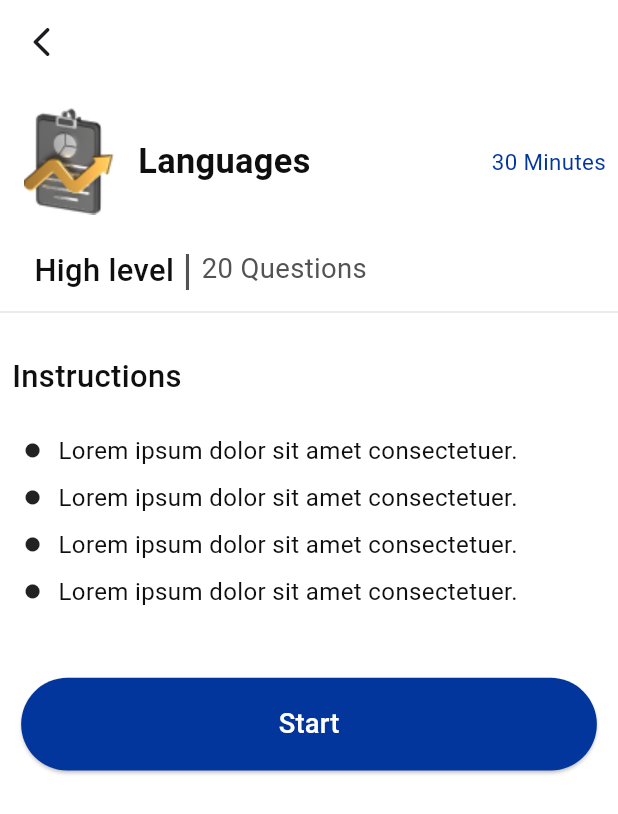
After one commit to OmarHamed0/online_app, a Flutter app: the StartExamScreen screen opened by its route, on a phone screen of 412 x 824 dp. The commit adds this screen. Shown: the top 814 px of the screen. Run offline on Flutter 3.47's test engine with Material 3 defaults, Android fonts, the phone set to English and light mode, and no system bars; our stand-ins replace bloc, dio, flutter_bloc, flutter_screenutil, fluttertoast, get_it and 2 more; generated files the repository leaves out were written again; network calls fail.

Commit message:
StartExam UI:)

```diff
--- a/lib/config/routes/app_routes.dart
+++ b/lib/config/routes/app_routes.dart
@@ -5,33 +5,36 @@ import 'package:online_exam_app/presentation/auth/login/view/login_screen.dart';
 import 'package:online_exam_app/presentation/auth/signup/screen/signup_screen.dart';
 import 'package:online_exam_app/presentation/main_home/main_home_screen/main_home_screen.dart';
 import 'package:online_exam_app/presentation/tabs/explore/explore_screen/explore_screen.dart';
-
+import 'package:online_exam_app/presentation/tabs/explore/explore_screen/start_exam_screen.dart';
 import '../../presentation/tabs/explore/explore_screen/specific_subject_screen.dart';
 
-
-class AppRoutes{
-  static Route<dynamic> onGenerateRoute(RouteSettings settings){
-    switch(settings.name){
+class AppRoutes {
+  static Route<dynamic> onGenerateRoute(RouteSettings settings) {
+    switch (settings.name) {
       case PageRouteName.specificSubjectScreen:
-        return _handleMaterialPageRoute(widget:  SpecificSubjectScreen());
+        return _handleMaterialPageRoute(widget: SpecificSubjectScreen());
+      case PageRouteName.startExamScreen:
+        return _handleMaterialPageRoute(widget: StartExamScreen());
       case PageRouteName.exploreScreen:
-        return _handleMaterialPageRoute(widget:  ExploreScreen());
+        return _handleMaterialPageRoute(widget: ExploreScreen());
       case PageRouteName.login:
-        return _handleMaterialPageRoute(widget:const  LoginView());
+        return _handleMaterialPageRoute(widget: const LoginView());
       case PageRouteName.mainHome:
-        return _handleMaterialPageRoute(widget:MainHomeScreen());
+        return _handleMaterialPageRoute(widget: MainHomeScreen());
       case PageRouteName.register:
-        return _handleMaterialPageRoute(widget:  SignupScreen());
+        return _handleMaterialPageRoute(widget: SignupScreen());
       case PageRouteName.forgetPassword:
-        return _handleMaterialPageRoute(widget:  ForgetPasswordView());
+        return _handleMaterialPageRoute(widget: ForgetPasswordView());
 
       default:
         return _handleMaterialPageRoute(widget: const LoginView());
-
     }
   }
 
-  static MaterialPageRoute<dynamic> _handleMaterialPageRoute({required Widget widget}){
-    return MaterialPageRoute(builder: (context) => widget,);
+  static MaterialPageRoute<dynamic> _handleMaterialPageRoute(
+      {required Widget widget}) {
+    return MaterialPageRoute(
+      builder: (context) => widget,
+    );
   }
 }
--- a/lib/config/routes/page_route_name.dart
+++ b/lib/config/routes/page_route_name.dart
@@ -5,4 +5,5 @@ class PageRouteName{
   static const String mainHome="forgetPassword";
   static const String specificSubjectScreen="specificSubjectScreen";
   static const String exploreScreen="exploreScreen";
+  static const String startExamScreen="startExamScreen";
 }
--- /dev/null
+++ b/lib/presentation/tabs/explore/explore_screen/start_exam_screen.dart
@@ -0,0 +1,179 @@
+import 'package:flutter/cupertino.dart';
+import 'package:flutter/material.dart';
+import 'package:flutter_screenutil/flutter_screenutil.dart';
+import 'package:online_exam_app/core/styles/colors/app_colors.dart';
+import 'package:online_exam_app/core/styles/fonts/app_fonts.dart';
+
+import '../../../../core/styles/images/app_images.dart';
+
+class StartExamScreen extends StatelessWidget {
+  static String routeName = "startExamScreen";
+  @override
+  Widget build(BuildContext context) {
+    return Scaffold(
+      appBar: AppBar(
+        leading: Icon(Icons.arrow_back_ios_rounded),
+      ),
+      body: Column(
+        children: [
+          Padding(
+            padding: const EdgeInsets.all(8.0),
+            child: Row(
+              mainAxisAlignment: MainAxisAlignment.spaceBetween,
+              children: [
+                Row(
+                  children: [
+                    Padding(
+                      padding: const EdgeInsets.all(8.0),
+                      child: Image.asset(AppImages.profile),
+                    ),
+                    Padding(
+                      padding: const EdgeInsets.all(8.0),
+                      child: Text(
+                        "Languages",
+                        style: AppFonts.font20BlackWeight500
+                            .copyWith(fontWeight: FontWeight.w600),
+                      ),
+                    ),
+                  ],
+                ),
+                Text(
+                  "30 Minutes",
+                  style: AppFonts.font13BlackWeight400.copyWith(
+                      color: AppColors.kBlue, decoration: TextDecoration.none),
+                ),
+              ],
+            ),
+          ),
+          Padding(
+            padding: EdgeInsets.only(left: 20.w),
+            child: Row(
+              children: [
+                Text(
+                  "High level ",
+                  style: AppFonts.font18BlackWeight600
+                      .copyWith(fontWeight: FontWeight.w500),
+                ),
+                Text(
+                  "|",
+                  style: TextStyle(fontSize: 25.sp, color: AppColors.kGray),
+                ),
+                SizedBox(
+                  width: 5.w,
+                ),
+                Text(
+                  "20 Questions",
+                  style: AppFonts.font16GrayWeight400,
+                ),
+              ],
+            ),
+          ),
+          Divider(
+            thickness: 0.5,
+          ),
+          SizedBox(
+            height: 10.h,
+          ),
+          Column(
+            children: [],
+          ),
+          Row(
+            children: [
+              Padding(
+                padding: const EdgeInsets.all(8.0),
+                child: Text(
+                  "Instructions",
+                  style:
+                      AppFonts.font20BlackWeight500.copyWith(fontSize: 18.sp),
+                ),
+              ),
+            ],
+          ),
+          Padding(
+            padding: const EdgeInsets.all(16.0),
+            child: Column(
+              children: [
+                Row(children: [
+                  Icon(
+                    Icons.circle,
+                    size: 10.sp,
+                  ),
+                  SizedBox(width: 10.w),
+                  Expanded(
+                    child: Text(
+                      "Lorem ipsum dolor sit amet consectetuer.",
+                      style: AppFonts.font14BlackWeight400,
+                    ),
+                  ),
+                ]),
+                SizedBox(
+                  height: 7.h,
+                ),
+                Row(children: [
+                  Icon(
+                    Icons.circle,
+                    size: 10.sp,
+                  ),
+                  SizedBox(width: 10.w),
+                  Expanded(
+                    child: Text(
+                      "Lorem ipsum dolor sit amet consectetuer.",
+                      style: AppFonts.font14BlackWeight400,
+                    ),
+                  ),
+                ]),
+                SizedBox(
+                  height: 7.h,
+                ),
+                Row(children: [
+                  Icon(
+                    Icons.circle,
+                    size: 10.sp,
+                  ),
+                  SizedBox(width: 10.w),
+                  Expanded(
+                    child: Text(
+                      "Lorem ipsum dolor sit amet consectetuer.",
+                      style: AppFonts.font14BlackWeight400,
+                    ),
+                  ),
+                ]),
+                SizedBox(
+                  height: 7.h,
+                ),
+                Row(children: [
+                  Icon(
+                    Icons.circle,
+                    size: 10.sp,
+                  ),
+                  SizedBox(width: 10.w),
+                  Expanded(
+                    child: Text(
+                      "Lorem ipsum dolor sit amet consectetuer.",
+                      style: AppFonts.font14BlackWeight400,
+                    ),
+                  ),
+                ]),
+              ],
+            ),
+          ),
+          SizedBox(
+            height: 25.h,
+          ),
+          ElevatedButton(
+            onPressed: () {},
+            child: Text(
+              "Start",
+              style: AppFonts.font16BlueWeight500
+                  .copyWith(color: AppColors.kWhite),
+            ),
+            style: ElevatedButton.styleFrom(
+              padding: EdgeInsets.symmetric(horizontal: 150.w, vertical: 15.h),
+              backgroundColor: AppColors.kBlue,
+            ),
+          ),
+        ],
+      ),
+    );
+  }
+}
--- a/lib/presentation/tabs/explore/explore_screen/widgets/specific_subject_container.dart
+++ b/lib/presentation/tabs/explore/explore_screen/widgets/specific_subject_container.dart
@@ -1,6 +1,8 @@
 import 'package:flutter/cupertino.dart';
+import 'package:flutter/material.dart';
 import 'package:flutter_screenutil/flutter_screenutil.dart';
 
+import '../../../../../config/routes/page_route_name.dart';
 import '../../../../../core/styles/colors/app_colors.dart';
 import '../../../../../core/styles/fonts/app_fonts.dart';
 import '../../../../../core/styles/images/app_images.dart';
@@ -8,7 +10,11 @@ import '../../../../../core/styles/images/app_images.dart';
 class SpecificSubjectContainer extends StatelessWidget {
   @override
   Widget build(BuildContext context) {
-    return Padding(
+    return InkWell(
+      onTap: () {
+        Navigator.pushNamed(context, PageRouteName.startExamScreen);
+      },
+      child: Padding(
         padding: const EdgeInsets.all(16.0),
         child: Container(
           height: 90.h,
@@ -35,9 +41,11 @@ class SpecificSubjectContainer extends StatelessWidget {
                           style: AppFonts.font16BlueWeight500.copyWith(
                               color: AppColors.kBlack,
                               decoration: TextDecoration.none),
-                      ), Padding(
+                        ),
+                        Padding(
                           padding: EdgeInsets.only(left: 85.w),
-                        child: Text("30 Minutes",style: AppFonts.font13BlackWeight400.copyWith(
+                          child: Text("30 Minutes",
+                              style: AppFonts.font13BlackWeight400.copyWith(
                                 decoration: TextDecoration.none,
                               )),
                         ),
@@ -62,7 +70,7 @@ class SpecificSubjectContainer extends StatelessWidget {
             ],
           ),
         ),
-    )  ;
-
+      ),
+    );
   }
 }
```
Lines whose indentation alone changed are shown as unchanged.
